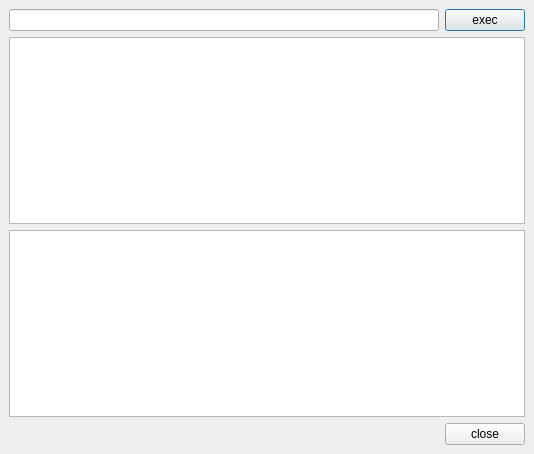
Old version of the form test.ui in the repository dscherger/monotone.
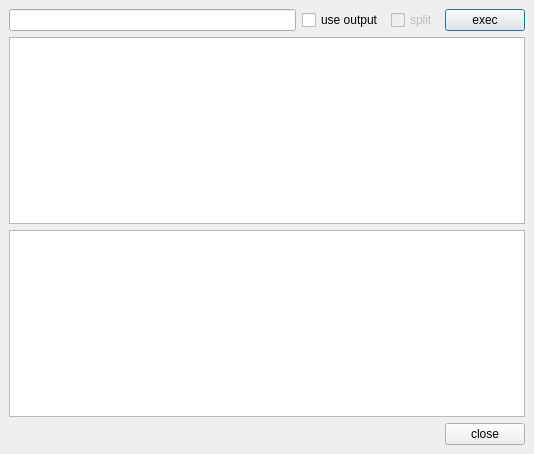
New version of the form.

Commit message: * ability to use output as new input (optionally splitting it) * static initializer for meta-type stuff * new getters to get the input back as byte array lists

Patch:
```diff
--- a/test.ui
+++ b/test.ui
@@ -38,6 +38,23 @@
        <item>
         <widget class="QLineEdit" name="input" />
        </item>
+       <item>
+        <widget class="QCheckBox" name="outputasinput" >
+         <property name="text" >
+          <string>use output</string>
+         </property>
+        </widget>
+       </item>
+       <item>
+        <widget class="QCheckBox" name="splitoutput" >
+         <property name="enabled" >
+          <bool>false</bool>
+         </property>
+         <property name="text" >
+          <string>split</string>
+         </property>
+        </widget>
+       </item>
        <item>
         <widget class="QPushButton" name="doExec" >
          <property name="text" >
```
Left out of the diff: 32 changed lines with no effect on the pictures. The commit also changes 3 other files.
